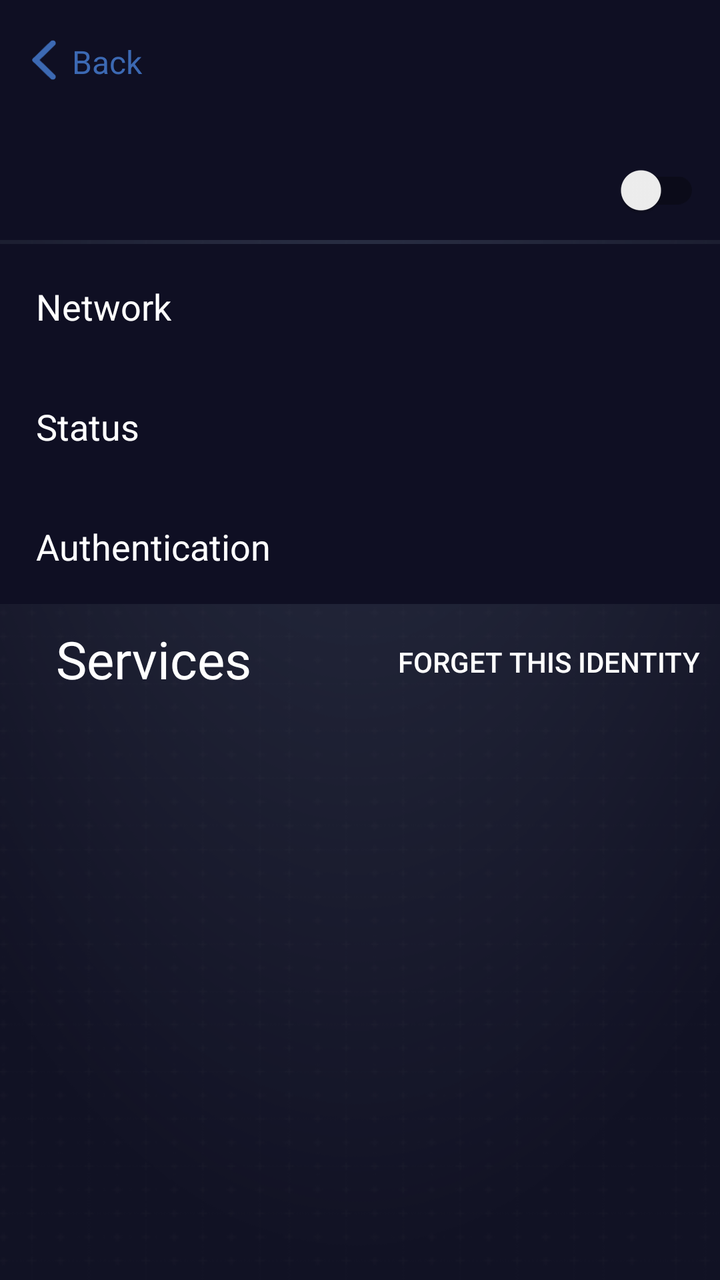
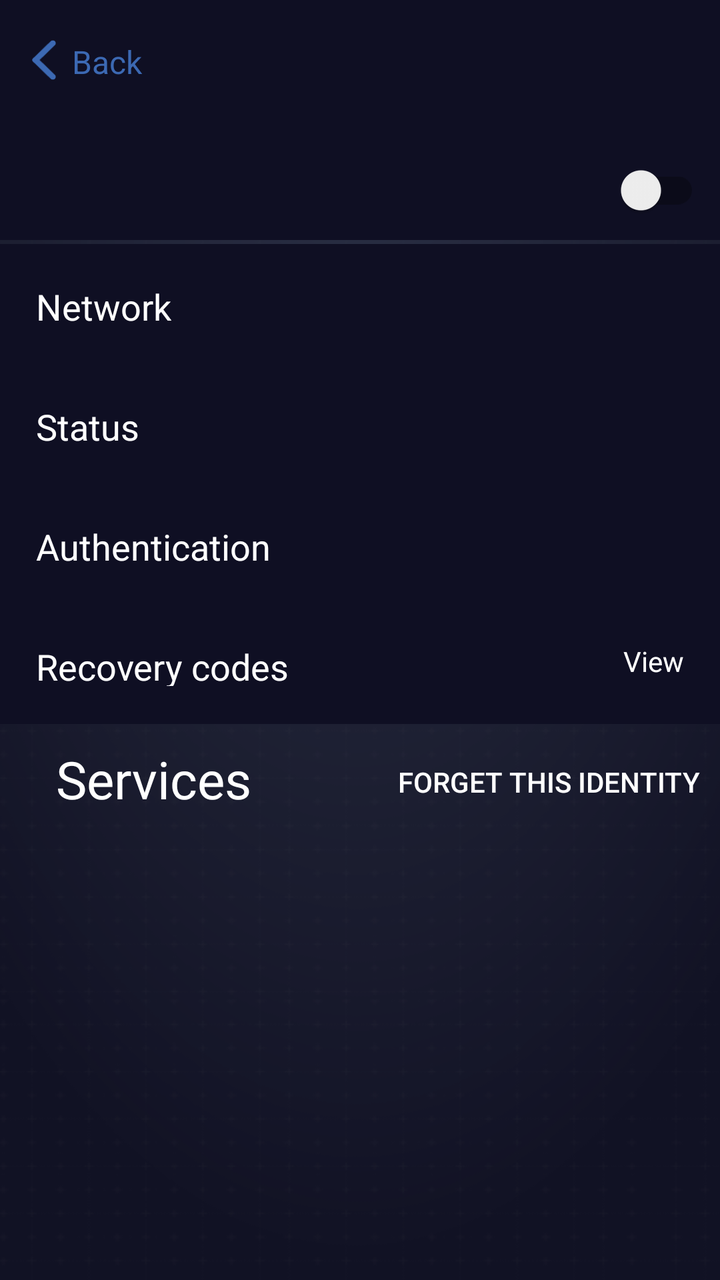

An Android layout rendered at two revisions. The XML below is the earlier revision; the diff shows what the commit changed to produce the second picture.
<!-- AndroidManifest.xml: application theme AppTheme -->
<!-- res/layout/identity.xml -->
<?xml version="1.0" encoding="utf-8"?>
<LinearLayout xmlns:android="http://schemas.android.com/apk/res/android"
    xmlns:app="http://schemas.android.com/apk/res-auto"
    xmlns:tools="http://schemas.android.com/tools"
    android:orientation="vertical" android:layout_width="match_parent"
    android:layout_height="match_parent"
    android:background="@drawable/background"
    android:clickable="true">

    <androidx.constraintlayout.widget.ConstraintLayout
        android:id="@+id/BackIdentityDetailsButton"
        android:layout_width="match_parent"
        android:clickable="true"
        android:layout_height="60dp"
        android:background="@color/background">

        <ImageView
            android:layout_width="12dp"
            android:layout_height="20dp"
            android:layout_marginStart="16dp"
            android:background="@drawable/back"
            android:contentDescription="@string/back"
            app:layout_constraintBottom_toBottomOf="parent"
            app:layout_constraintStart_toStartOf="parent"
            app:layout_constraintTop_toTopOf="parent" />

        <TextView
            android:layout_width="match_parent"
            android:layout_height="20dp"
            android:lineHeight="20dp"
            android:paddingLeft="36dp"
            android:text="@string/back"
            android:textColor="@color/link"
            android:textSize="16sp"
            app:layout_constraintBottom_toBottomOf="parent"
            app:layout_constraintTop_toTopOf="parent">

        </TextView>

    </androidx.constraintlayout.widget.ConstraintLayout>

    <androidx.constraintlayout.widget.ConstraintLayout
        android:layout_width="match_parent"
        android:layout_height="60dp"
        android:background="@color/background">

        <androidx.appcompat.widget.SwitchCompat
            android:id="@+id/IdOnOffSwitch"
            android:layout_width="48dp"
            android:layout_height="match_parent"
            android:layout_marginTop="10dp"
            android:layout_marginRight="10dp"
            android:visibility="visible"
            app:layout_constraintEnd_toEndOf="parent"
            app:layout_constraintTop_toTopOf="parent" />

        <TextView
            android:id="@+id/IdIdentityDetailName"
            android:layout_width="match_parent"
            android:layout_height="40dp"
            android:fontFamily="@font/russo_one"
            android:singleLine="true"
            android:paddingLeft="18dp"
            android:textColor="@color/title"
            android:textSize="26sp"
            android:layout_marginEnd="75dp"
            app:layout_constraintBottom_toBottomOf="parent"
            app:layout_constraintTop_toTopOf="parent" />

    </androidx.constraintlayout.widget.ConstraintLayout>

    <LinearLayout
        android:layout_width="match_parent"
        android:layout_height="match_parent"
        android:layout_marginTop="2dp"
        android:orientation="vertical">

        <LinearLayout
            android:layout_width="match_parent"
            android:layout_height="60dp"
            android:gravity="center"
            android:orientation="horizontal"
            android:background="@color/background">
            <TextView
                android:layout_width="wrap_content"
                android:layout_height="22dp"
                android:lineHeight="22dp"
                android:paddingLeft="18dp"
                android:text="@string/network"
                android:textColor="@color/title"
                android:textSize="18sp"
                app:layout_constraintBottom_toBottomOf="parent"
                app:layout_constraintTop_toTopOf="parent"
                tools:layout_editor_absoluteX="0dp">
            </TextView>
            <TextView
                android:id="@+id/IdDetailsNetwork"
                android:textAlignment="gravity"
                android:gravity="right"
                android:textColor="@color/title"
                android:paddingRight="18dp"
                android:layout_gravity="center"
                android:layout_marginStart="20dp"
                android:background="@android:color/transparent"
                android:layout_width="match_parent"
                android:layout_height="22dp">
            </TextView>
        </LinearLayout>

        <LinearLayout
            android:layout_width="match_parent"
            android:layout_height="60dp"
            android:gravity="center"
            android:orientation="horizontal"
            android:background="@color/background">
            <TextView
                android:layout_width="wrap_content"
                android:layout_height="22dp"
                android:lineHeight="22dp"
                android:paddingLeft="18dp"
                android:text="@string/status"
                android:textColor="@color/title"
                android:textSize="18sp"
                app:layout_constraintBottom_toBottomOf="parent"
                app:layout_constraintTop_toTopOf="parent"
                tools:layout_editor_absoluteX="0dp">
            </TextView>
            <TextView
                android:id="@+id/IdDetailsStatus"
                android:textAlignment="gravity"
                android:gravity="right"
                android:textColor="@color/title"
                android:paddingRight="18dp"
                android:layout_gravity="center"
                android:layout_marginStart="20dp"
                android:background="@android:color/transparent"
                android:layout_width="match_parent"
                android:layout_height="22dp">
            </TextView>
        </LinearLayout>

        <LinearLayout
            android:layout_width="match_parent"
            android:layout_height="60dp"
            android:gravity="center"
            android:orientation="horizontal"
            android:background="@color/background">

            <TextView
                android:layout_width="wrap_content"
                android:layout_height="22dp"
                android:lineHeight="22dp"
                android:paddingLeft="18dp"
                android:text="@string/auth_status"
                android:textColor="@color/title"
                android:textSize="18sp"
                app:layout_constraintBottom_toBottomOf="parent"
                app:layout_constraintTop_toTopOf="parent"
                tools:layout_editor_absoluteX="0dp" />
            <TextView
                android:id="@+id/AuthenticationStatus"
                android:textAlignment="gravity"
                android:gravity="right"
                android:textColor="@color/title"
                android:paddingRight="18dp"
                android:layout_gravity="center"
                android:layout_marginStart="20dp"
                android:background="@android:color/transparent"
                android:layout_width="match_parent"
                android:layout_height="22dp">
            </TextView>
        </LinearLayout>

        <androidx.constraintlayout.widget.ConstraintLayout
            android:layout_width="match_parent"
            android:layout_height="wrap_content">

            <TextView
                android:layout_width="wrap_content"
                android:layout_height="60dp"
                android:layout_marginStart="10dp"
                android:fontFamily="@font/russo_one"
                android:paddingLeft="18dp"
                android:paddingTop="10dp"
                android:text="@string/services"
                android:textColor="@color/title"
                android:textSize="26sp"
                app:layout_constraintBottom_toBottomOf="parent"
                app:layout_constraintStart_toStartOf="parent"
                app:layout_constraintTop_toTopOf="parent" />

            <Button
                android:id="@+id/IdDetailForgetButton"
                android:layout_width="wrap_content"
                android:layout_height="match_parent"
                android:layout_marginTop="5dp"
                android:layout_marginEnd="10dp"
                android:background="@android:color/transparent"
                android:text="@string/forget"
                android:textColor="@color/title"
                app:layout_constraintEnd_toEndOf="parent"
                app:layout_constraintTop_toTopOf="parent" />
        </androidx.constraintlayout.widget.ConstraintLayout>

        <ScrollView
            android:layout_width="fill_parent"
            android:minHeight="180dp"
            android:layout_height="wrap_content"
            android:contentDescription="@string/services">
            <LinearLayout
                android:id="@+id/IdDetailServicesList"
                android:layout_width="match_parent"
                android:layout_height="wrap_content"
                android:layout_marginTop="0dp"
                android:orientation="vertical">
            </LinearLayout>
        </ScrollView>
    </LinearLayout>

    <androidx.compose.ui.platform.ComposeView
        android:id="@+id/compose_view"
        android:layout_width="match_parent"
        android:layout_height="match_parent"
        android:visibility="gone"/>

</LinearLayout>
<!-- resources referenced by this layout -->
<resources>
  <color name="background">#0F0F23</color>
  <color name="link">#3c69b3</color>
  <color name="title">#FFFFFF</color>
  <!-- drawable back: png bitmap (drawable, 563 bytes) -->
  <!-- drawable background: png bitmap (drawable, 71472 bytes) -->
  <string name="auth_status">Authentication</string>
  <string name="back">Back</string>
  <string name="forget">Forget This Identity</string>
  <string name="network">Network</string>
  <string name="services">Services</string>
  <string name="status">Status</string>
  <style name="AppTheme" parent="Theme.AppCompat.Light.DarkActionBar">
          
          <item name="colorPrimary">@color/colorPrimary</item>
          <item name="colorPrimaryDark">@color/colorPrimaryDark</item>
          <item name="colorAccent">@color/colorAccent</item>
          <item name="colorControlActivated">@color/green</item>
      </style>
  <color name="colorPrimary">#3F51B5</color>
  <color name="colorPrimaryDark">#303F9F</color>
  <color name="colorAccent">#FF4081</color>
  <color name="green">#4CD964</color>
</resources>

<!-- the commit's change to res/layout/identity.xml (unified diff, before → after) -->
@@ -171,6 +171,37 @@
             </TextView>
         </LinearLayout>
 
+        <LinearLayout
+            android:id="@+id/RecoveryCodesRow"
+            android:layout_width="match_parent"
+            android:layout_height="60dp"
+            android:gravity="center"
+            android:orientation="horizontal"
+            android:clickable="true"
+            android:focusable="true"
+            android:background="@color/background">
+
+            <TextView
+                android:layout_width="wrap_content"
+                android:layout_height="22dp"
+                android:lineHeight="22dp"
+                android:paddingLeft="18dp"
+                android:text="@string/recovery_codes"
+                android:textColor="@color/title"
+                android:textSize="18sp" />
+            <TextView
+                android:textAlignment="gravity"
+                android:gravity="right"
+                android:textColor="@color/title"
+                android:paddingRight="18dp"
+                android:layout_gravity="center"
+                android:layout_marginStart="20dp"
+                android:text="@string/recovery_codes_action"
+                android:background="@android:color/transparent"
+                android:layout_width="match_parent"
+                android:layout_height="22dp" />
+        </LinearLayout>
+
         <androidx.constraintlayout.widget.ConstraintLayout
             android:layout_width="match_parent"
             android:layout_height="wrap_content">
<!-- resource entries referenced after the edit -->
@@ -9,6 +9,8 @@
   <string name="back">Back</string>
   <string name="forget">Forget This Identity</string>
   <string name="network">Network</string>
+  <string name="recovery_codes">Recovery codes</string>
+  <string name="recovery_codes_action">View</string>
   <string name="services">Services</string>
   <string name="status">Status</string>
   <style name="AppTheme" parent="Theme.AppCompat.Light.DarkActionBar">
